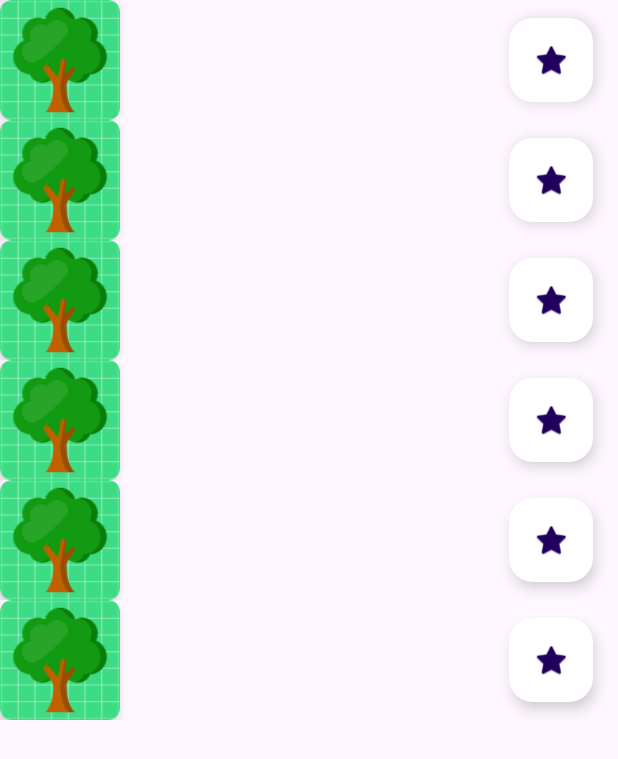
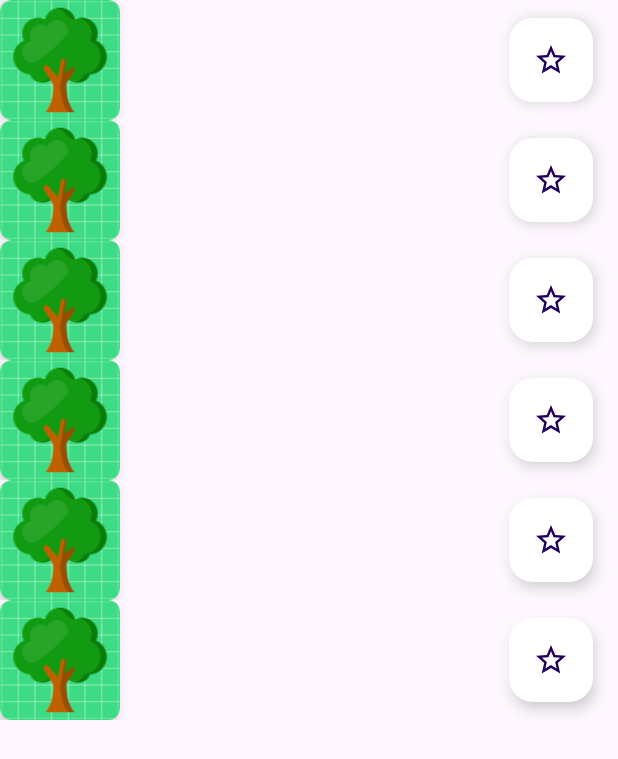
Before and after one commit to Ramamas6/TreeWonder, an Android app: the layout fragment_tree_list.xml on its own in the app's theme, with its tools: preview values and no code run, on a phone screen of 412 x 824 dp. Shown: the top 759 px of the screen. Run offline under Robolectric (Android 15) with nearby library versions, the phone set to English and light mode, and no system bars.

Commit message:
style: change fav icon

```diff
--- a/app/src/main/java/com/example/treewonder/TreeAdapter.kt
+++ b/app/src/main/java/com/example/treewonder/TreeAdapter.kt
@@ -23,10 +23,8 @@ class TreeAdapter(private var trees: List<Tree>, private var favoritesList: Arra
         } else{
             Picasso.get().load(R.drawable.default_img_tree).into(holder.img)
         }
-        val newTint =
-            if(favoritesList.contains(tree.id)) Color.parseColor("#FFEF00")
-            else Color.parseColor("#FFFFFF")
-        holder.btn.backgroundTintList = ColorStateList.valueOf(newTint)
+        if(favoritesList.contains(tree.id)) holder.btn.setImageResource(R.drawable.baseline_star_24)
+        else holder.btn.setImageResource(R.drawable.baseline_star_border_24)
         holder.bind(tree, clickListener)
     }
 
--- a/app/src/main/res/layout/row_tree.xml
+++ b/app/src/main/res/layout/row_tree.xml
@@ -44,7 +44,7 @@
         app:layout_constraintHorizontal_bias="0.954"
         app:layout_constraintStart_toStartOf="@+id/cardView"
         app:layout_constraintTop_toTopOf="parent"
-        app:srcCompat="@android:drawable/btn_star" />
+        app:srcCompat="@drawable/baseline_star_border_24" />
 
 
 </androidx.constraintlayout.widget.ConstraintLayout>
```
